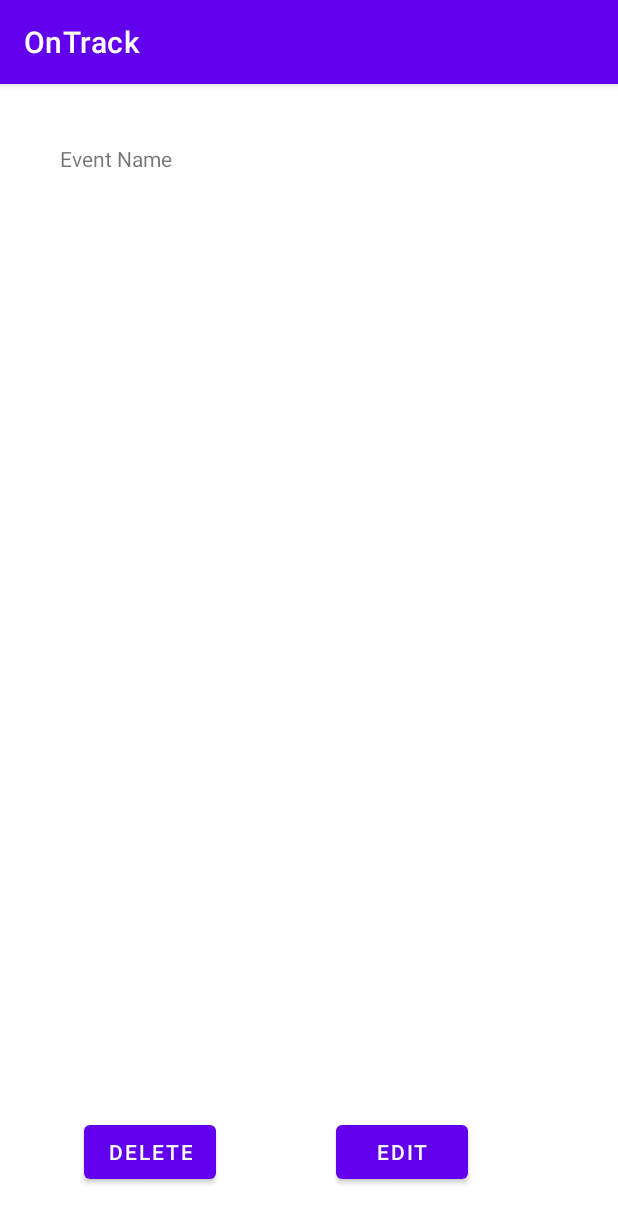
After one commit to Azura-yuwi/OnTrack, an Android app: the DisplayEvent screen opened directly, with no data from a screen before it, on a phone screen of 412 x 824 dp. The commit adds this screen. Shown: the top 1223 px of the screen. Run offline under Robolectric (Android 15) with nearby library versions, the phone set to English and light mode, and no system bars.

Commit message:
02/23/2022 Edit/Delete Buttons

```diff
--- a/app/build.gradle
+++ b/app/build.gradle
@@ -25,6 +25,9 @@ android {
         sourceCompatibility JavaVersion.VERSION_1_8
         targetCompatibility JavaVersion.VERSION_1_8
     }
+    buildFeatures {
+        viewBinding true
+    }
 }
 
 dependencies {
@@ -32,6 +35,8 @@ dependencies {
     implementation 'androidx.appcompat:appcompat:1.4.1'
     implementation 'com.google.android.material:material:1.5.0'
     implementation 'androidx.constraintlayout:constraintlayout:2.1.3'
+    implementation 'androidx.navigation:navigation-fragment:2.3.5'
+    implementation 'androidx.navigation:navigation-ui:2.3.5'
     testImplementation 'junit:junit:4.13.2'
     androidTestImplementation 'androidx.test.ext:junit:1.1.3'
     androidTestImplementation 'androidx.test.espresso:espresso-core:3.4.0'
--- a/app/src/main/AndroidManifest.xml
+++ b/app/src/main/AndroidManifest.xml
@@ -9,6 +9,9 @@
         android:roundIcon="@mipmap/ic_launcher_round"
         android:supportsRtl="true"
         android:theme="@style/Theme.OnTrack">
+        <activity
+            android:name=".DisplayEvent"
+            android:exported="false" />
         <activity
             android:name=".NewEventPage"
             android:exported="false" />
--- /dev/null
+++ b/app/src/main/java/com/example/ontrack/DisplayEvent.java
@@ -0,0 +1,63 @@
+package com.example.ontrack;
+
+import androidx.activity.result.ActivityResult;
+import androidx.activity.result.ActivityResultCallback;
+import androidx.activity.result.ActivityResultLauncher;
+import androidx.activity.result.contract.ActivityResultContracts;
+import androidx.appcompat.app.AppCompatActivity;
+
+import android.app.Activity;
+import android.content.Intent;
+import android.os.Bundle;
+import android.view.View;
+import android.widget.TextView;
+
+public class DisplayEvent extends AppCompatActivity {
+    private int index;
+    @Override
+    protected void onCreate(Bundle savedInstanceState) {
+        super.onCreate(savedInstanceState);
+        setContentView(R.layout.activity_display_event2);
+
+        Intent intent = getIntent();
+        String name = intent.getStringExtra("event_name");
+        index = intent.getIntExtra("position", 0);
+        TextView textView = (TextView) findViewById(R.id.tvInputEventName);
+        textView.setText(name);
+    }
+
+    public void editEventPage(View view)
+    {
+        TextView textView = (TextView) findViewById(R.id.tvInputEventName);
+        String name = textView.getText().toString();
+        Intent intent = new Intent(this, NewEventPage.class);
+        intent.putExtra("pass_type", 1);
+        intent.putExtra("event_name", name);
+        editEventLaunch.launch(intent);
+    }
+
+    public void deleteEvent(View view)
+    {
+        Intent passBack = new Intent();
+        passBack.putExtra("position", index);
+        setResult(2, passBack);
+        finish();
+    }
+
+    ActivityResultLauncher<Intent> editEventLaunch = registerForActivityResult(new ActivityResultContracts.StartActivityForResult(), new ActivityResultCallback<ActivityResult>() {
+        @Override
+        public void onActivityResult(ActivityResult result)
+        {
+            if(result.getResultCode() == Activity.RESULT_OK)
+            {
+                Intent dataIntent = result.getData();
+                String returnString = dataIntent.getStringExtra("edit");
+                Intent passBack = new Intent();
+                passBack.putExtra("edit_name", returnString);
+                passBack.putExtra("position", index);
+                setResult(0, passBack);
+                finish();
+            }
+        }
+    });
+}
--- /dev/null
+++ b/app/src/main/java/com/example/ontrack/Event.java
@@ -0,0 +1,6 @@
+package com.example.ontrack;
+
+public class Event {
+    public String name;
+
+}
--- /dev/null
+++ b/app/src/main/res/layout/activity_display_event2.xml
@@ -0,0 +1,56 @@
+<?xml version="1.0" encoding="utf-8"?>
+<androidx.constraintlayout.widget.ConstraintLayout xmlns:android="http://schemas.android.com/apk/res/android"
+    xmlns:app="http://schemas.android.com/apk/res-auto"
+    xmlns:tools="http://schemas.android.com/tools"
+    android:layout_width="match_parent"
+    android:layout_height="match_parent"
+    tools:context=".DisplayEvent">
+
+    <TextView
+        android:id="@+id/tvDisplayName"
+        android:layout_width="0dp"
+        android:layout_height="wrap_content"
+        android:layout_marginStart="40dp"
+        android:layout_marginTop="40dp"
+        android:text="Event Name"
+        app:layout_constraintStart_toStartOf="parent"
+        app:layout_constraintTop_toTopOf="parent" />
+
+    <TextView
+        android:id="@+id/tvInputEventName"
+        android:layout_width="0dp"
+        android:layout_height="wrap_content"
+        android:layout_marginStart="32dp"
+        android:text="name"
+        app:layout_constraintBottom_toBottomOf="@+id/tvDisplayName"
+        app:layout_constraintStart_toEndOf="@+id/tvDisplayName"
+        app:layout_constraintTop_toTopOf="@+id/tvDisplayName"
+        app:layout_constraintVertical_bias="0.0" />
+
+    <Button
+        android:id="@+id/button_displayEdit"
+        android:layout_width="wrap_content"
+        android:layout_height="wrap_content"
+        android:layout_marginStart="65dp"
+        android:layout_marginEnd="100dp"
+        android:layout_marginBottom="40dp"
+        android:onClick="editEventPage"
+        android:text="Edit"
+        app:layout_constraintBottom_toBottomOf="@+id/button_delete"
+        app:layout_constraintEnd_toEndOf="parent"
+        app:layout_constraintHorizontal_bias="1.0"
+        app:layout_constraintStart_toEndOf="@+id/button_delete"
+        app:layout_constraintTop_toTopOf="@+id/button_delete"
+        app:layout_constraintVertical_bias="0.0" />
+
+    <Button
+        android:id="@+id/button_delete"
+        android:layout_width="wrap_content"
+        android:layout_height="wrap_content"
+        android:layout_marginStart="56dp"
+        android:layout_marginBottom="32dp"
+        android:onClick="deleteEvent"
+        android:text="Delete"
+        app:layout_constraintBottom_toBottomOf="parent"
+        app:layout_constraintStart_toStartOf="parent" />
+</androidx.constraintlayout.widget.ConstraintLayout>
```
Also changed, not shown: app/src/main/java/com/example/ontrack/MainActivity.java (+19 -9 lines), app/src/main/java/com/example/ontrack/NewEventPage.java (+20 -1 lines), app/src/main/res/values/strings.xml (+9 -0 lines), app/src/main/res/values/themes.xml (+9 -0 lines).
